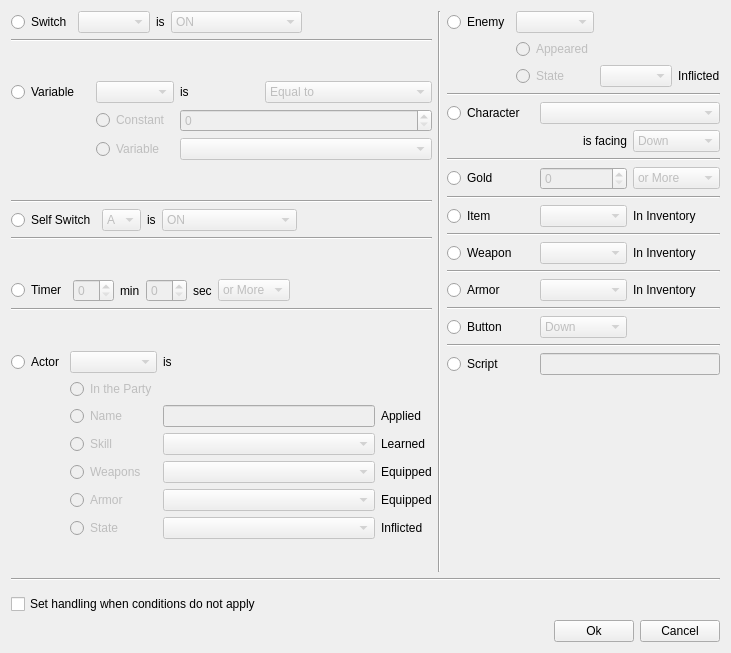
Qt form events/commands/conditionalbranchdialog.ui (jowin202/YaRXP) before a commit.
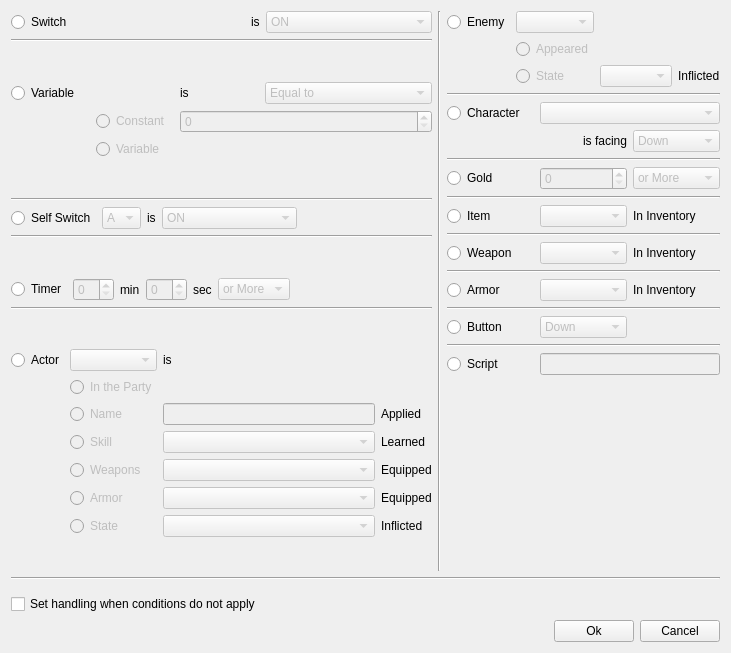
The same form after that commit. Custom widgets are drawn as their Qt base class.

Commit message: Show Battle Animation and SwitchVariableWidget fix

What changed in the file:
```diff
--- a/events/commands/conditionalbranchdialog.ui
+++ b/events/commands/conditionalbranchdialog.ui
@@ -239,9 +239,12 @@
         </widget>
        </item>
        <item>
-        <widget class="QComboBox" name="combo_switch">
-         <property name="enabled">
-          <bool>false</bool>
+        <widget class="SwitchVariableWidget" name="widget_switch" native="true">
+         <property name="sizePolicy">
+          <sizepolicy hsizetype="Expanding" vsizetype="Preferred">
+           <horstretch>0</horstretch>
+           <verstretch>0</verstretch>
+          </sizepolicy>
          </property>
         </widget>
        </item>
@@ -275,19 +278,6 @@
          </item>
         </widget>
        </item>
-       <item>
-        <spacer name="horizontalSpacer_2">
-         <property name="orientation">
-          <enum>Qt::Horizontal</enum>
-         </property>
-         <property name="sizeHint" stdset="0">
-          <size>
-           <width>40</width>
-           <height>20</height>
-          </size>
-         </property>
-        </spacer>
-       </item>
       </layout>
      </item>
      <item row="3" column="0">
@@ -309,13 +299,6 @@
          </property>
         </widget>
        </item>
-       <item row="0" column="1">
-        <widget class="QComboBox" name="combo_variable">
-         <property name="enabled">
-          <bool>false</bool>
-         </property>
-        </widget>
-       </item>
        <item row="2" column="1">
         <widget class="QRadioButton" name="radio_var_variable">
          <property name="enabled">
@@ -377,12 +360,11 @@
          </property>
         </widget>
        </item>
+       <item row="0" column="1">
+        <widget class="SwitchVariableWidget" name="widget_variable" native="true"/>
+       </item>
        <item row="2" column="2" colspan="2">
-        <widget class="QComboBox" name="combo_var_variable">
-         <property name="enabled">
-          <bool>false</bool>
-         </property>
-        </widget>
+        <widget class="SwitchVariableWidget" name="widget_var_variable" native="true"/>
        </item>
       </layout>
      </item>
@@ -994,6 +976,14 @@
    </item>
   </layout>
  </widget>
+ <customwidgets>
+  <customwidget>
+   <class>SwitchVariableWidget</class>
+   <extends>QWidget</extends>
+   <header>dialogs/switchvariablewidget.h</header>
+   <container>1</container>
+  </customwidget>
+ </customwidgets>
  <tabstops>
   <tabstop>radio_switch</tabstop>
   <tabstop>combo_switch</tabstop>
```
Left out of the diff: 283 changed lines with no effect on the pictures. The commit also changes 7 other files.
